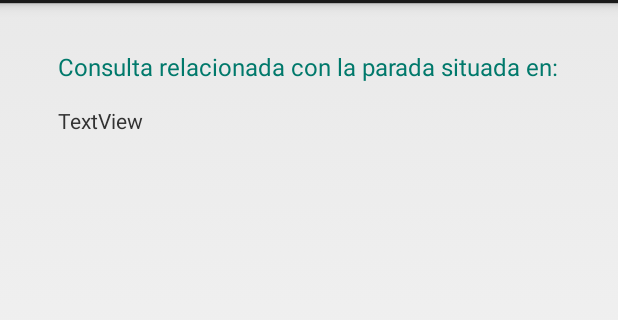
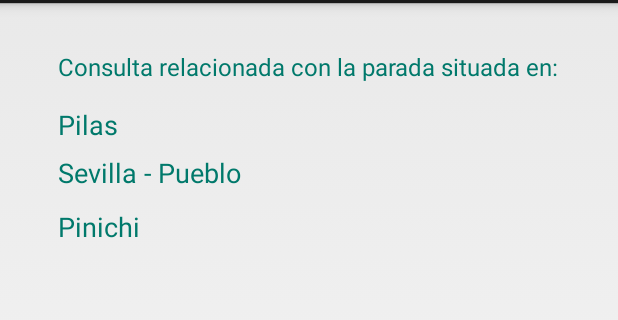
Before and after one commit to albacj/Trabajo-Android, an Android app: the MainActivity screen opened directly, with no data from a screen before it, after a tap on "Ir", on a phone screen of 412 x 824 dp, the part 69-389 px from its top. Run offline under Robolectric (Android 15) with nearby library versions, the phone set to English and light mode, and no system bars.

Commit message:
Pasados los datos de la parada de una actividad a otra. Añadida una ListView con idea de poner en Item la línea del autobús y en Sub item el tiempo que falta para que llegue.

```diff
--- a/BusesSevilla/app/src/main/java/com/example/alba/busessevilla/Main2Activity.java
+++ b/BusesSevilla/app/src/main/java/com/example/alba/busessevilla/Main2Activity.java
@@ -2,12 +2,29 @@ package com.example.alba.busessevilla;
 
 import android.app.Activity;
 import android.os.Bundle;
+import android.widget.TextView;
 
 public class Main2Activity extends Activity {
+
+    private TextView puebloTextView;
+    private TextView trayectoTextView;
+    private TextView paradaTextView;
 
     @Override
     protected void onCreate(Bundle savedInstanceState) {
         super.onCreate(savedInstanceState);
         setContentView(R.layout.activity_main2);
+
+        puebloTextView = (TextView)findViewById(R.id.puebloDatoTextView);
+        trayectoTextView = (TextView)findViewById(R.id.trayectoDatoTextView);
+        paradaTextView = (TextView)findViewById(R.id.paradaDatoTextView);
+
+        String puebloDato = getIntent().getStringExtra("pueblo");
+        String trayectoDato = getIntent().getStringExtra("sentido");
+        String paradaDato = getIntent().getStringExtra("parada");
+
+        puebloTextView.setText(puebloDato);
+        trayectoTextView.setText(trayectoDato);
+        paradaTextView.setText(paradaDato);
     }
 }
--- a/BusesSevilla/app/src/main/java/com/example/alba/busessevilla/MainActivity.java
+++ b/BusesSevilla/app/src/main/java/com/example/alba/busessevilla/MainActivity.java
@@ -3,9 +3,12 @@ package com.example.alba.busessevilla;
 import android.app.Activity;
 import android.content.Intent;
 import android.os.Bundle;
+import android.widget.AdapterView;
 import android.widget.ArrayAdapter;
 import android.widget.Spinner;
 import android.view.View;
+
+import java.text.BreakIterator;
 
 public class MainActivity extends Activity {
 
@@ -35,7 +38,11 @@ public class MainActivity extends Activity {
 
     public void btnClicked(View view){
         Intent myIntent;
+
         myIntent = new Intent(getApplicationContext(), Main2Activity.class);
+        myIntent.putExtra("pueblo", puebloSpinner.getSelectedItem().toString());
+        myIntent.putExtra("sentido", trayectoSpinner.getSelectedItem().toString());
+        myIntent.putExtra("parada", paradaSpinner.getSelectedItem().toString());
 
         startActivity(myIntent);
     }
--- a/BusesSevilla/app/src/main/res/layout/activity_main.xml
+++ b/BusesSevilla/app/src/main/res/layout/activity_main.xml
@@ -25,10 +25,10 @@
         android:layout_height="wrap_content"
         tools:layout_editor_absoluteY="142dp"
         tools:layout_editor_absoluteX="8dp"
-        android:layout_marginTop="22dp"
+        android:layout_marginTop="23dp"
         android:layout_below="@+id/trayectoTextView"
-        android:layout_alignLeft="@+id/puebloSpinner"
-        android:layout_alignStart="@+id/puebloSpinner" />
+        android:layout_alignLeft="@+id/paradaSpinner"
+        android:layout_alignStart="@+id/paradaSpinner" />
 
     <Spinner
         android:id="@+id/paradaSpinner"
@@ -45,7 +45,7 @@
         style="@android:style/Widget.Button.Inset"
         android:layout_width="wrap_content"
         android:layout_height="wrap_content"
-        android:layout_marginTop="55dp"
+        android:layout_marginTop="54dp"
         android:text="Ir"
         android:textColor="@color/colorPrimaryDark"
         android:textSize="24sp"
@@ -60,12 +60,16 @@
         android:id="@+id/lineaTextView"
         android:layout_width="wrap_content"
         android:layout_height="wrap_content"
+        android:layout_alignEnd="@+id/paradaTextView"
+        android:layout_alignLeft="@+id/paradaTextView"
+        android:layout_alignParentTop="true"
+        android:layout_alignRight="@+id/paradaTextView"
+        android:layout_alignStart="@+id/paradaTextView"
         android:layout_marginTop="17dp"
-        android:text="Seleccione la línea del autobús:"
+        android:text="Seleccione el pueblo en donde se encuentra o al que quiere ir:"
+        android:textAlignment="center"
         android:textColor="@color/colorPrimaryDark"
-        android:textSize="16sp"
-        android:layout_alignParentTop="true"
-        android:layout_centerHorizontal="true" />
+        android:textSize="16sp" />
 
     <TextView
         android:id="@+id/trayectoTextView"
--- a/BusesSevilla/app/src/main/res/layout/activity_main2.xml
+++ b/BusesSevilla/app/src/main/res/layout/activity_main2.xml
@@ -20,11 +20,56 @@
 
     <TextView
         android:id="@+id/puebloDatoTextView"
-        android:layout_width="wrap_content"
+        android:layout_width="match_parent"
         android:layout_height="wrap_content"
+        android:layout_alignEnd="@+id/consultaTextView"
         android:layout_alignLeft="@+id/consultaTextView"
+        android:layout_alignRight="@+id/consultaTextView"
         android:layout_alignStart="@+id/consultaTextView"
         android:layout_below="@+id/consultaTextView"
         android:layout_marginTop="15dp"
-        android:text="TextView" />
+        android:text="TextView"
+        android:textAlignment="viewStart"
+        android:textColor="@color/colorPrimaryDark"
+        android:textSize="18sp" />
+
+    <TextView
+        android:id="@+id/trayectoDatoTextView"
+        android:layout_width="match_parent"
+        android:layout_height="wrap_content"
+        android:layout_alignEnd="@+id/puebloDatoTextView"
+        android:layout_alignLeft="@+id/puebloDatoTextView"
+        android:layout_alignRight="@+id/puebloDatoTextView"
+        android:layout_alignStart="@+id/puebloDatoTextView"
+        android:layout_below="@+id/puebloDatoTextView"
+        android:layout_marginTop="7dp"
+        android:text="TextView"
+        android:textAlignment="viewStart"
+        android:textColor="@color/colorPrimaryDark"
+        android:textSize="18sp" />
+
+    <TextView
+        android:id="@+id/paradaDatoTextView"
+        android:layout_width="match_parent"
+        android:layout_height="wrap_content"
+        android:layout_alignEnd="@+id/trayectoDatoTextView"
+        android:layout_alignLeft="@+id/trayectoDatoTextView"
+        android:layout_alignRight="@+id/trayectoDatoTextView"
+        android:layout_alignStart="@+id/trayectoDatoTextView"
+        android:layout_below="@+id/trayectoDatoTextView"
+        android:layout_marginTop="11dp"
+        android:text="TextView"
+        android:textAlignment="viewStart"
+        android:textColor="@color/colorPrimaryDark"
+        android:textSize="18sp" />
+
+    <ListView
+        android:id="@+id/lineasParadaListView"
+        android:layout_width="match_parent"
+        android:layout_height="240dp"
+        android:layout_alignParentBottom="true"
+        android:layout_alignParentLeft="true"
+        android:layout_alignParentStart="true"
+        android:layout_marginBottom="56dp" />
+
 </RelativeLayout>
```
